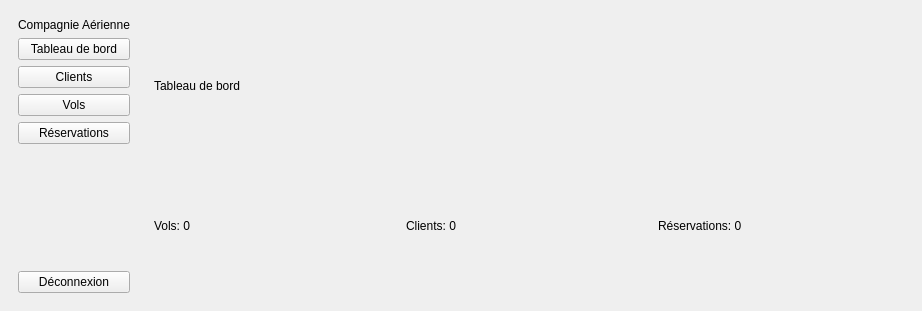
Before: the Qt Designer form version_final/src/ui/MainWindow.ui in nel-63/GestionBilletAvion2.0, drawn with Qt 5.
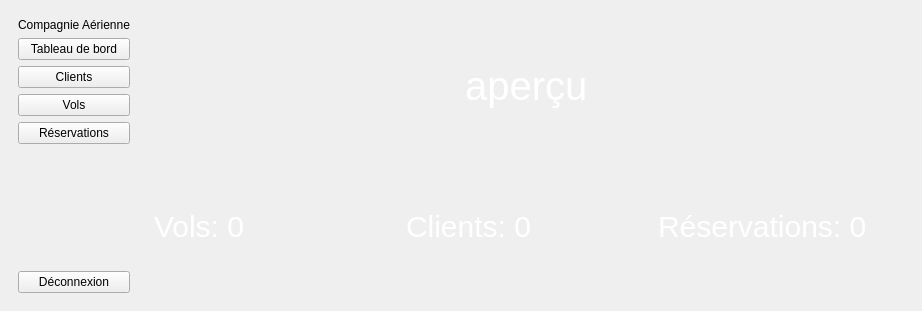
After: the same form once the commit is applied.

Diff of the .ui file:
```diff
--- a/version_final/src/ui/MainWindow.ui
+++ b/version_final/src/ui/MainWindow.ui
@@ -104,8 +104,13 @@
        <layout class="QVBoxLayout" name="verticalLayout_2">
         <item>
          <widget class="QLabel" name="lblDashboardTitle">
+          <property name="styleSheet">
+           <string notr="true">font-size: 40px;
+text-align: center;
+color :white;</string>
+          </property>
           <property name="text">
-           <string>Tableau de bord</string>
+           <string>                            aperçu</string>
           </property>
          </widget>
         </item>
@@ -113,6 +118,11 @@
          <layout class="QHBoxLayout" name="statsLayout">
           <item>
            <widget class="QLabel" name="lblTotalVols">
+            <property name="styleSheet">
+             <string notr="true">font-size: 30px;
+text-align: center;
+color :white;</string>
+            </property>
             <property name="text">
              <string>Vols: 0</string>
             </property>
@@ -120,6 +130,11 @@
           </item>
           <item>
            <widget class="QLabel" name="lblTotalClients">
+            <property name="styleSheet">
+             <string notr="true">font-size: 30px;
+text-align: center;
+color :white;</string>
+            </property>
             <property name="text">
              <string>Clients: 0</string>
             </property>
@@ -127,6 +142,11 @@
           </item>
           <item>
            <widget class="QLabel" name="lblTotalReservations">
+            <property name="styleSheet">
+             <string notr="true">font-size: 30px;
+text-align: center;
+color :white;</string>
+            </property>
             <property name="text">
              <string>Réservations: 0</string>
             </property>
```
Left out of the diff: 14 changed lines with no effect on the pictures.
